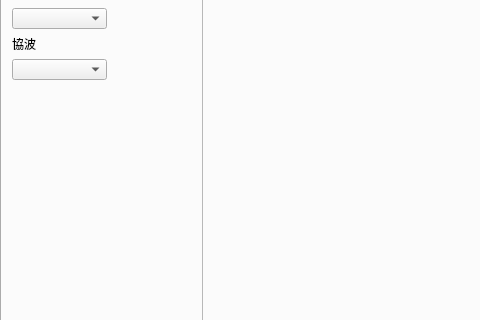
The window that mainwindow.ui (markscat/draw_circle) describes before a commit, drawn with Qt 5; both pictures show x 0 to 480 and y 135 to 455 of the 972 by 834 pixel window.
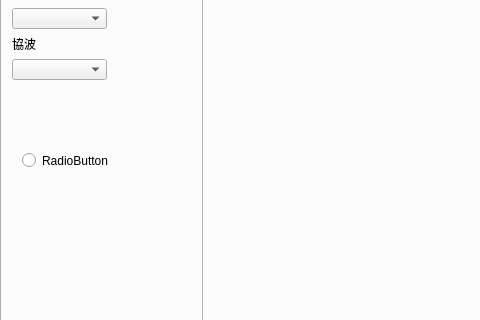
The same window after the commit. Custom widgets are drawn as their Qt base class.

What changed in the file:
```diff
--- a/mainwindow.ui
+++ b/mainwindow.ui
@@ -262,6 +262,19 @@
        <enum>QFrame::Shadow::Raised</enum>
       </property>
      </widget>
+     <widget class="QRadioButton" name="towDtheD_radioButton">
+      <property name="geometry">
+       <rect>
+        <x>20</x>
+        <y>260</y>
+        <width>94</width>
+        <height>19</height>
+       </rect>
+      </property>
+      <property name="text">
+       <string>RadioButton</string>
+      </property>
+     </widget>
     </widget>
    </widget>
   </widget>
```
